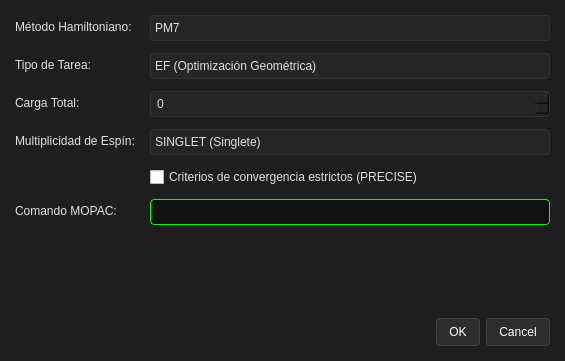
First picture: the form in optimizaciongeometrica.ui, repository BertoSoft/qtVisorMol_V20, before the edit.
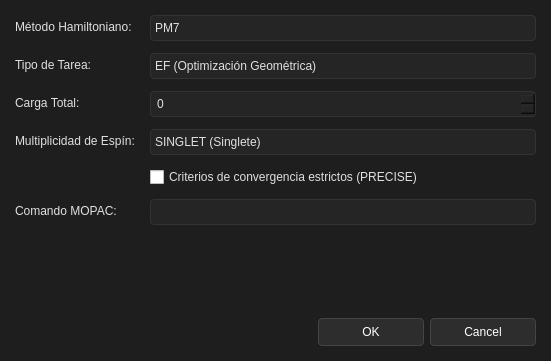
Second picture: the form after the edit.

```diff
--- a/optimizaciongeometrica.ui
+++ b/optimizaciongeometrica.ui
@@ -6,7 +6,7 @@
    <rect>
     <x>0</x>
     <y>0</y>
-    <width>565</width>
+    <width>551</width>
     <height>361</height>
    </rect>
   </property>
@@ -29,7 +29,8 @@
     padding: 4px;
     color: #e0e0e0;
 }
-QLineEdit#linePreview {
+/* Busca el widget específico etArgumentos cuando está en modo solo lectura */
+QLineEdit#etArgumentos[readOnly=&quot;true&quot;] {
     background-color: #111111;
     border: 1px solid #00ff00;
     color: #00ff00;
@@ -47,6 +48,7 @@
     border: 1px solid #444444;
     color: #ffffff;
     padding: 6px 12px;
+    min-width: 80px; /* &lt;--- Añade esto (ajusta los px a tu gusto) */
     border-radius: 4px;
 }
 QPushButton:hover {
@@ -203,7 +205,10 @@
       </widget>
      </item>
      <item row="5" column="1">
-      <widget class="QLineEdit" name="linePreview">
+      <widget class="QLineEdit" name="etArgumentos">
+       <property name="enabled">
+        <bool>true</bool>
+       </property>
        <property name="readOnly">
         <bool>true</bool>
        </property>
```
Left out of the diff: 9 changed lines with no effect on the pictures.
